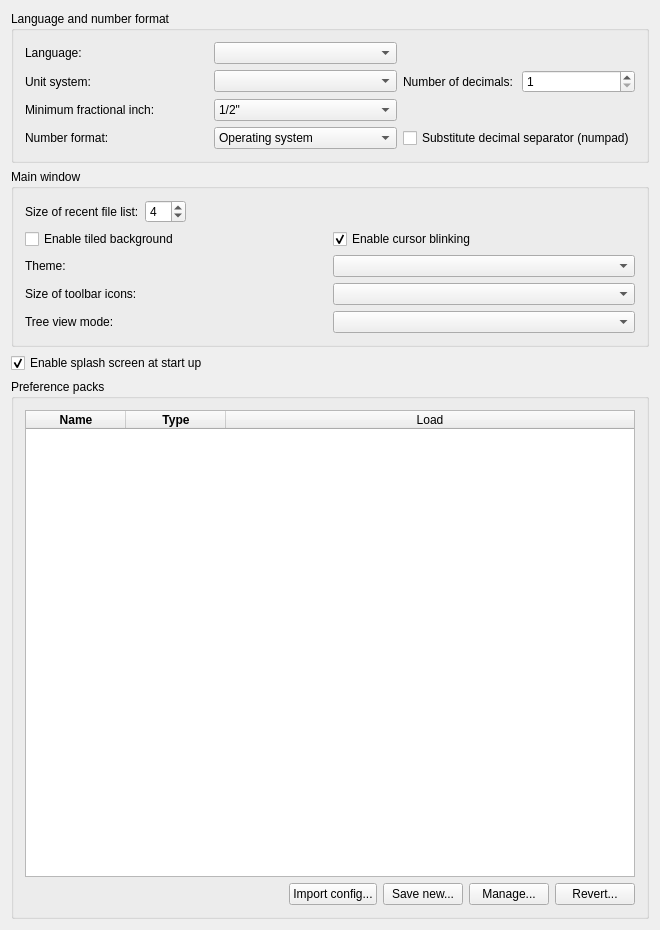
southseact-3d/fcd, file src/Gui/DlgGeneral.ui: the form before one commit.
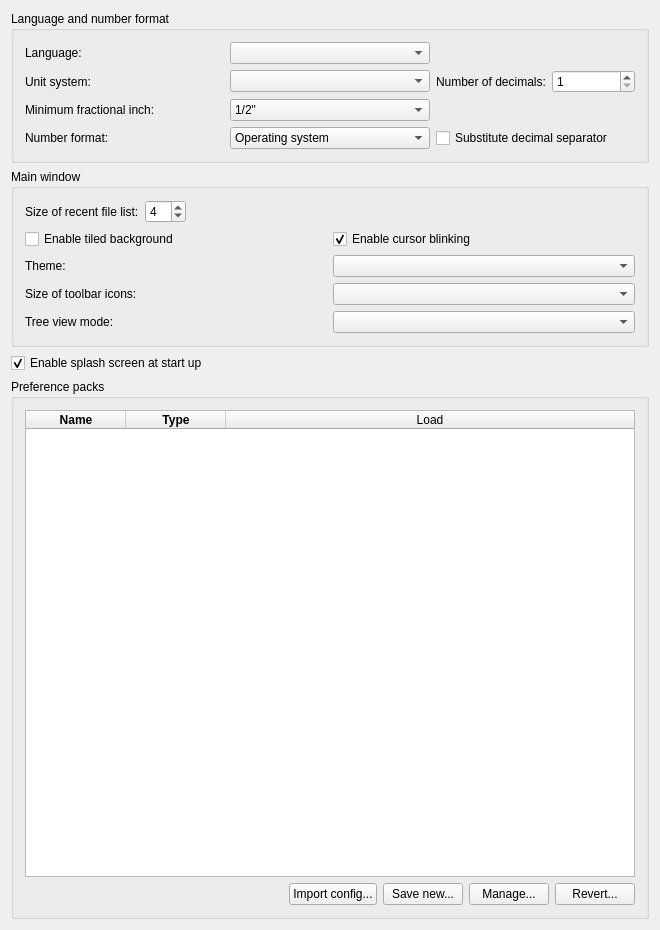
The form after the commit. Custom widgets are drawn as their Qt base class.

Commit message: Pref: General: Remove '(numpad)' string. It's tooltip stuff.

Diff of the .ui file:
```diff
--- a/src/Gui/DlgGeneral.ui
+++ b/src/Gui/DlgGeneral.ui
@@ -177,7 +177,7 @@
 dot/period will always be printed.</string>
          </property>
          <property name="text">
-          <string>Substitute decimal separator (numpad)</string>
+          <string>Substitute decimal separator</string>
          </property>
          <property name="prefEntry" stdset="0">
           <cstring>SubstituteDecimalSeparator</cstring>
```
